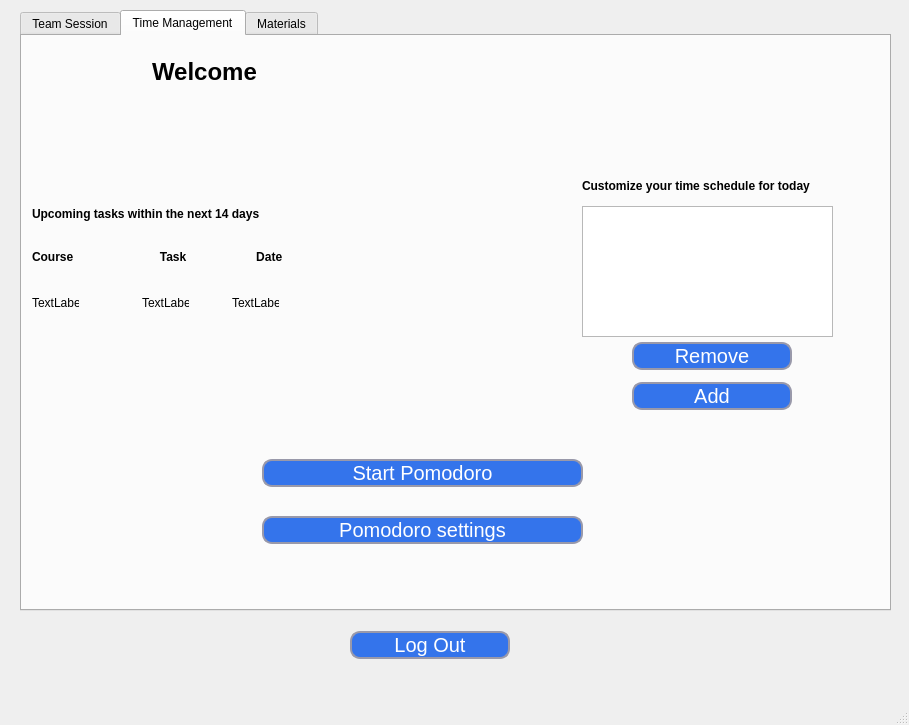
Old version of the form Program/gui_main_window.ui in the repository zgjimzhubajj/Student-Assistant.
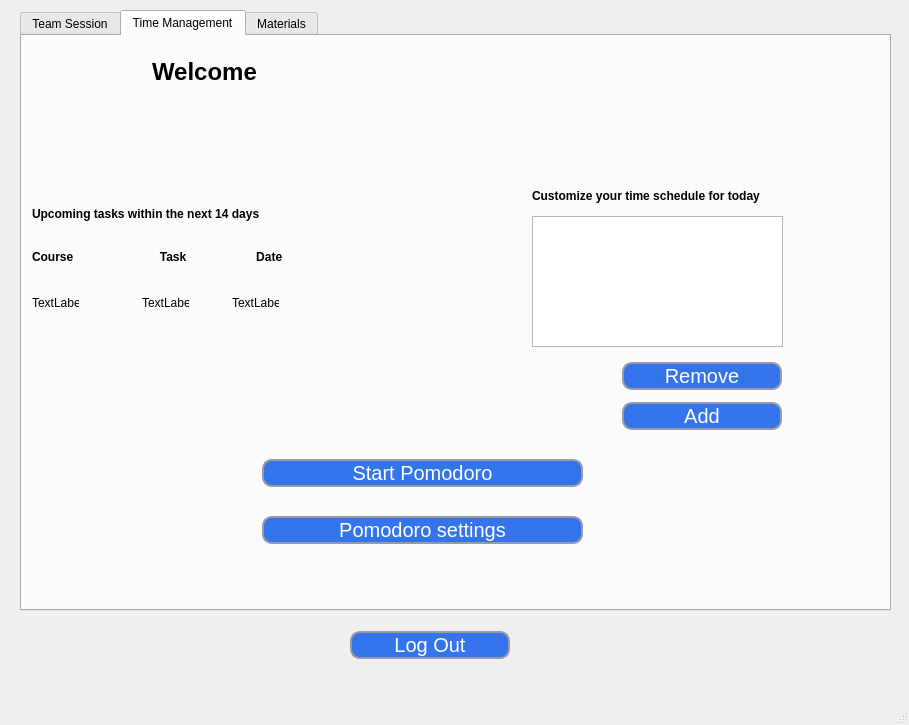
New version of the form.

```diff
--- a/Program/gui_main_window.ui
+++ b/Program/gui_main_window.ui
@@ -280,8 +280,8 @@
      <widget class="QListWidget" name="list_widget_tm_time_schedule">
       <property name="geometry">
        <rect>
-        <x>560</x>
-        <y>170</y>
+        <x>510</x>
+        <y>180</y>
         <width>251</width>
         <height>131</height>
        </rect>
@@ -290,8 +290,8 @@
      <widget class="QLabel" name="label">
       <property name="geometry">
        <rect>
-        <x>560</x>
-        <y>140</y>
+        <x>510</x>
+        <y>150</y>
         <width>321</width>
         <height>20</height>
        </rect>
@@ -407,8 +407,8 @@
      <widget class="QWidget" name="verticalLayoutWidget_2">
       <property name="geometry">
        <rect>
-        <x>610</x>
-        <y>300</y>
+        <x>600</x>
+        <y>320</y>
         <width>160</width>
         <height>80</height>
        </rect>
```
